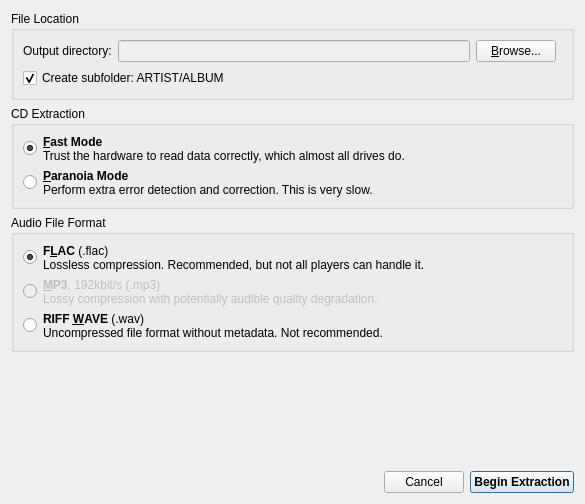
genosse-einhorn/cdda-extractor, file extractparametersdialog.ui: the form before one commit.
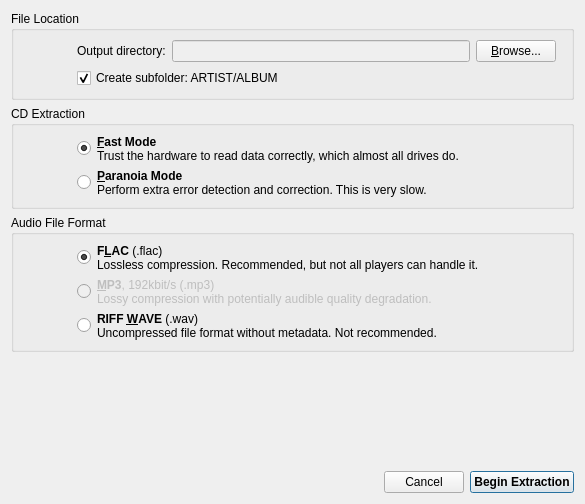
The form after the commit. Custom widgets are drawn as their Qt base class.

Commit message: Redo icon handling and add more pretty icons

The edit to the form file:
```diff
--- a/extractparametersdialog.ui
+++ b/extractparametersdialog.ui
@@ -20,7 +20,7 @@
       <string>File Location</string>
      </property>
      <layout class="QGridLayout" name="gridLayout">
-      <item row="3" column="0" colspan="4">
+      <item row="1" column="1" colspan="4">
        <widget class="QCheckBox" name="cbCreateSubfolder">
         <property name="text">
          <string>Create subfolder: ARTIST/ALBUM</string>
@@ -30,14 +30,14 @@
         </property>
        </widget>
       </item>
-      <item row="0" column="0">
+      <item row="0" column="1">
        <widget class="QLabel" name="label">
         <property name="text">
          <string>Output directory:</string>
         </property>
        </widget>
       </item>
-      <item row="0" column="1">
+      <item row="0" column="2">
        <widget class="QLineEdit" name="eOutputDirectory">
         <property name="enabled">
          <bool>false</bool>
@@ -47,13 +47,23 @@
         </property>
        </widget>
       </item>
-      <item row="0" column="2">
+      <item row="0" column="3">
        <widget class="QPushButton" name="bBrowseDir">
         <property name="text">
          <string>&amp;Browse...</string>
         </property>
        </widget>
       </item>
+      <item row="0" column="0" rowspan="2">
+       <widget class="IconWidget" name="iwFolder" native="true">
+        <property name="minimumSize">
+         <size>
+          <width>48</width>
+          <height>48</height>
+         </size>
+        </property>
+       </widget>
+      </item>
      </layout>
     </widget>
    </item>
@@ -63,14 +73,14 @@
       <string>CD Extraction</string>
      </property>
      <layout class="QGridLayout" name="gridLayout_3">
-      <item row="2" column="0">
+      <item row="1" column="1">
        <widget class="QRadioButton" name="rbParanoiaExtract">
         <property name="text">
          <string/>
         </property>
        </widget>
       </item>
-      <item row="0" column="1">
+      <item row="0" column="2">
        <widget class="ClickableBuddyLabel" name="label_8">
         <property name="sizePolicy">
          <sizepolicy hsizetype="Expanding" vsizetype="Preferred">
@@ -87,7 +97,7 @@
         </property>
        </widget>
       </item>
-      <item row="0" column="0">
+      <item row="0" column="1">
        <widget class="QRadioButton" name="rbFastExtract">
         <property name="sizePolicy">
          <sizepolicy hsizetype="Minimum" vsizetype="Fixed">
@@ -103,7 +113,7 @@
         </property>
        </widget>
       </item>
-      <item row="2" column="1">
+      <item row="1" column="2">
        <widget class="ClickableBuddyLabel" name="label_9">
         <property name="sizePolicy">
          <sizepolicy hsizetype="Expanding" vsizetype="Preferred">
@@ -119,6 +129,16 @@
         </property>
        </widget>
       </item>
+      <item row="0" column="0" rowspan="2">
+       <widget class="IconWidget" name="iwCd" native="true">
+        <property name="minimumSize">
+         <size>
+          <width>48</width>
+          <height>48</height>
+         </size>
+        </property>
+       </widget>
+      </item>
      </layout>
     </widget>
    </item>
@@ -128,7 +148,7 @@
       <string>Audio File Format</string>
      </property>
      <layout class="QGridLayout" name="gridLayout_2">
-      <item row="1" column="0">
+      <item row="1" column="1">
        <widget class="QRadioButton" name="rbFlac">
         <property name="text">
          <string/>
@@ -138,7 +158,7 @@
         </property>
        </widget>
       </item>
-      <item row="2" column="1">
+      <item row="2" column="2">
        <widget class="ClickableBuddyLabel" name="lMp3">
         <property name="enabled">
          <bool>false</bool>
@@ -152,7 +172,7 @@
         </property>
        </widget>
       </item>
-      <item row="2" column="0">
+      <item row="2" column="1">
        <widget class="QRadioButton" name="rbMp3">
         <property name="enabled">
          <bool>false</bool>
@@ -162,7 +182,7 @@
         </property>
        </widget>
       </item>
-      <item row="1" column="1">
+      <item row="1" column="2">
        <widget class="ClickableBuddyLabel" name="label_3">
         <property name="text">
          <string>&lt;b&gt;F&amp;LAC&lt;/b&gt; (.flac)&lt;br&gt;
@@ -173,7 +193,7 @@
         </property>
        </widget>
       </item>
-      <item row="3" column="1">
+      <item row="3" column="2">
        <widget class="ClickableBuddyLabel" name="label_2">
         <property name="sizePolicy">
          <sizepolicy hsizetype="Expanding" vsizetype="Preferred">
@@ -190,13 +210,23 @@
         </property>
        </widget>
       </item>
-      <item row="3" column="0">
+      <item row="3" column="1">
        <widget class="QRadioButton" name="rbWav">
         <property name="checked">
          <bool>false</bool>
         </property>
        </widget>
       </item>
+      <item row="1" column="0" rowspan="3">
+       <widget class="IconWidget" name="iwFileFormat" native="true">
+        <property name="minimumSize">
+         <size>
+          <width>48</width>
+          <height>48</height>
+         </size>
+        </property>
+       </widget>
+      </item>
      </layout>
     </widget>
    </item>
@@ -261,6 +291,12 @@
    <extends>QLabel</extends>
    <header>clickablebuddylabel.h</header>
   </customwidget>
+  <customwidget>
+   <class>IconWidget</class>
+   <extends>QWidget</extends>
+   <header>iconwidget.h</header>
+   <container>1</container>
+  </customwidget>
  </customwidgets>
  <tabstops>
   <tabstop>eOutputDirectory</tabstop>
```
The commit also changes 13 other files.
